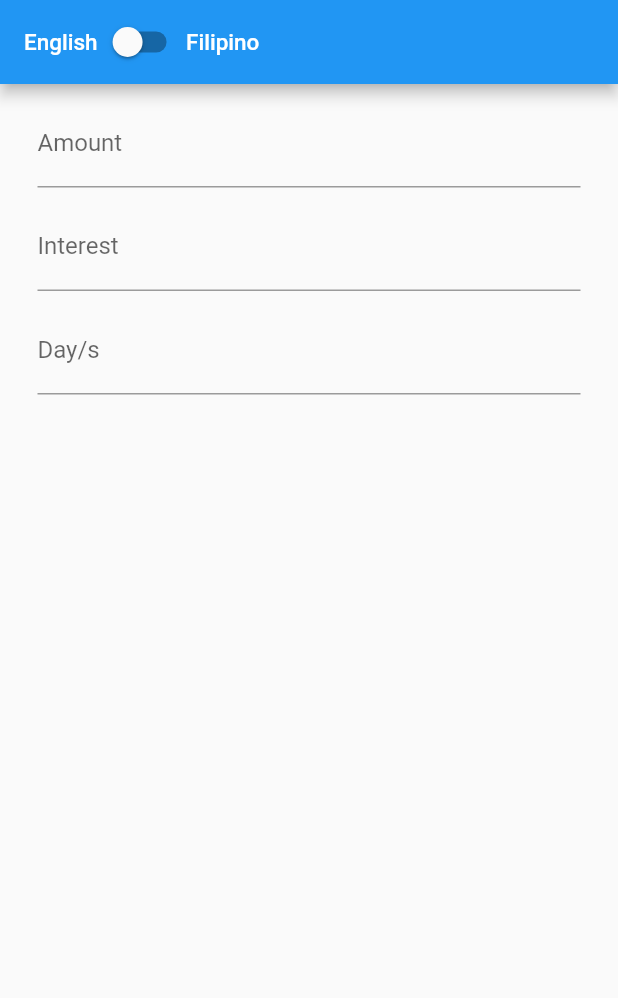
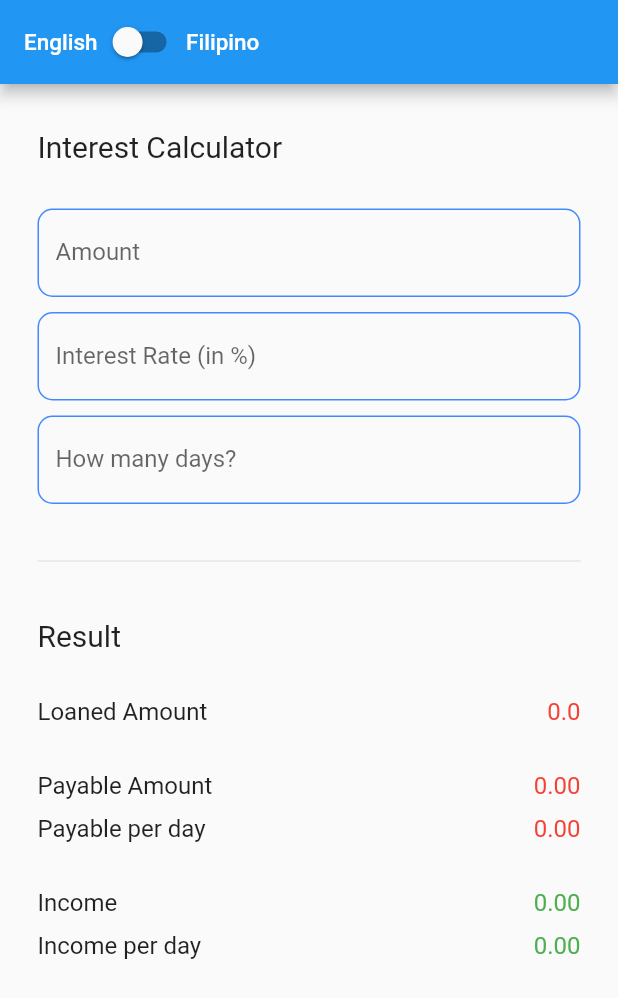
Before and after one commit to raphdelvillar/bithm, a Flutter app: the screen it shows after launch, on a phone screen of 412 x 824 dp. Shown: the top 998 px of the screen. Run offline on Flutter 3.47's test engine with Material 2 defaults, Android fonts, the phone set to English and light mode, and no system bars; Roboto replaces fonts that are missing (Monserrat).

Commit message:
add computation

```diff
--- a/lib/view/interest.dart
+++ b/lib/view/interest.dart
@@ -6,37 +6,176 @@ class Interest extends StatefulWidget {
 }
 
 class _InterestState extends State<Interest> {
+  double loanedAmount = 0.00;
+  double payableAmount = 0.00;
+  double payableAmountPerDay = 0.00;
+  double incomeAmount = 0.00;
+  double incomeAmountPerDay = 0.00;
+
+  double amount = 0;
+  double interest = 0;
+  double days = 0;
+
+  @override
+  void initState() {
+    super.initState();
+  }
+
+  _setValues(double amountVal, double interestVal, double daysVal) {
+    if (amountVal != null) {
+      amount = amountVal;
+      _compute();
+    }
+
+    if (interestVal != null) {
+      interest = interestVal;
+      _compute();
+    }
+
+    if (daysVal != null) {
+      days = daysVal;
+      _compute();
+    }
+  }
+
+  _compute() {
+    if (days == 0) {
+      days = 1;
+    }
+    double amountPerDay = amount / days;
+    payableAmount = amount + (amount * (interest / 100));
+    payableAmountPerDay = amountPerDay + (amountPerDay * (interest / 100));
+    incomeAmount = amount * (interest / 100);
+    incomeAmountPerDay = amountPerDay * (interest / 100);
+    setState(() {
+      loanedAmount = amount;
+      payableAmount = payableAmount;
+      payableAmountPerDay = payableAmountPerDay;
+      incomeAmount = incomeAmount;
+      incomeAmountPerDay = incomeAmountPerDay;
+    });
+  }
+
   @override
   Widget build(BuildContext context) {
     return ListView(children: [
       Padding(
-        padding: EdgeInsets.fromLTRB(25, 10, 25, 0),
-        child: TextFormField(
-          maxLines: 1,
+        padding: EdgeInsets.fromLTRB(25, 30, 25, 0),
+        child: Text("Interest Calculator", style: TextStyle(fontSize:  20))
+      ),
+      Padding(
+        padding: EdgeInsets.fromLTRB(25, 30, 25, 0),
+        child: TextField(
           decoration: InputDecoration(
+            enabledBorder: OutlineInputBorder(
+              borderSide: BorderSide(
+                color: Colors.blueAccent,
+              ),
+              borderRadius: BorderRadius.circular(10.0),
+            ),
             labelText: "Amount",
-            hintText: "Amount",
+            hintText: "Amount"
           ),
+          keyboardType: TextInputType.number,
+          onChanged: (amount) {
+            _setValues(double.parse(amount), null, null);
+          }
         )
       ),
       Padding(
         padding: EdgeInsets.fromLTRB(25, 10, 25, 0),
-        child: TextFormField(
-          maxLines: 1,
+        child: TextField(
           decoration: InputDecoration(
-            labelText: "Interest",
-            hintText: "Interest",
+            enabledBorder: OutlineInputBorder(
+              borderSide: BorderSide(
+                color: Colors.blueAccent,
+              ),
+              borderRadius: BorderRadius.circular(10.0),
+            ),
+            labelText: "Interest Rate (in %)",
+            hintText: "Interest Rate (in %)"
           ),
+          keyboardType: TextInputType.number,
+          onChanged: (interest) {
+            _setValues(null, double.parse(interest), null);
+          }
+        )
+      ),
+      Padding(
+        padding: EdgeInsets.fromLTRB(25, 10, 25, 20),
+        child: TextField(
+          decoration: InputDecoration(
+            enabledBorder: OutlineInputBorder(
+              borderSide: BorderSide(
+                color: Colors.blueAccent,
+              ),
+              borderRadius: BorderRadius.circular(10.0),
+            ),
+            labelText: "How many days?",
+            hintText: "How many days?"
+          ),
+          keyboardType: TextInputType.number,
+          onChanged: (days) {
+            _setValues(null, null, double.parse(days));
+          }
         )
       ),
       Padding(
         padding: EdgeInsets.fromLTRB(25, 10, 25, 0),
-        child: TextFormField(
-          maxLines: 1,
-          decoration: InputDecoration(
-            labelText: "Day/s",
-            hintText: "Day/s",
-          ),
+        child: Divider()
+      ),
+      Padding(
+        padding: EdgeInsets.fromLTRB(25, 30, 25, 0),
+        child: Text("Result", style: TextStyle(fontSize:  20))
+      ),
+      Padding(
+        padding: EdgeInsets.fromLTRB(25, 30, 25, 0),
+        child: Row(
+          mainAxisAlignment: MainAxisAlignment.spaceBetween,
+          children: [
+            Text("Loaned Amount", style: TextStyle(fontSize: 16)),
+            Text(loanedAmount.toString(), style: TextStyle(fontSize: 16, color: Colors.red))
+          ]
+        )
+      ),
+      Padding(
+        padding: EdgeInsets.fromLTRB(25, 30, 25, 0),
+        child: Row(
+          mainAxisAlignment: MainAxisAlignment.spaceBetween,
+          children: [
+            Text("Payable Amount", style: TextStyle(fontSize: 16)),
+            Text(payableAmount.toStringAsFixed(2), style: TextStyle(fontSize: 16, color: Colors.red))
+          ]
+        )
+      ),
+      Padding(
+        padding: EdgeInsets.fromLTRB(25, 10, 25, 0),
+        child: Row(
+          mainAxisAlignment: MainAxisAlignment.spaceBetween,
+          children: [
+            Text("Payable per day", style: TextStyle(fontSize: 16)),
+            Text(payableAmountPerDay.toStringAsFixed(2), style: TextStyle(fontSize: 16, color: Colors.red))
+          ]
+        )
+      ),
+      Padding(
+        padding: EdgeInsets.fromLTRB(25, 30, 25, 0),
+        child: Row(
+          mainAxisAlignment: MainAxisAlignment.spaceBetween,
+          children: [
+            Text("Income", style: TextStyle(fontSize: 16)),
+            Text(incomeAmount.toStringAsFixed(2), style: TextStyle(fontSize: 16, color: Colors.green))
+          ]
+        )
+      ),
+      Padding(
+        padding: EdgeInsets.fromLTRB(25, 10, 25, 0),
+        child: Row(
+          mainAxisAlignment: MainAxisAlignment.spaceBetween,
+          children: [
+            Text("Income per day", style: TextStyle(fontSize: 16)),
+            Text(incomeAmountPerDay.toStringAsFixed(2), style: TextStyle(fontSize: 16, color: Colors.green))
+          ]
         )
       )
     ]);
```
